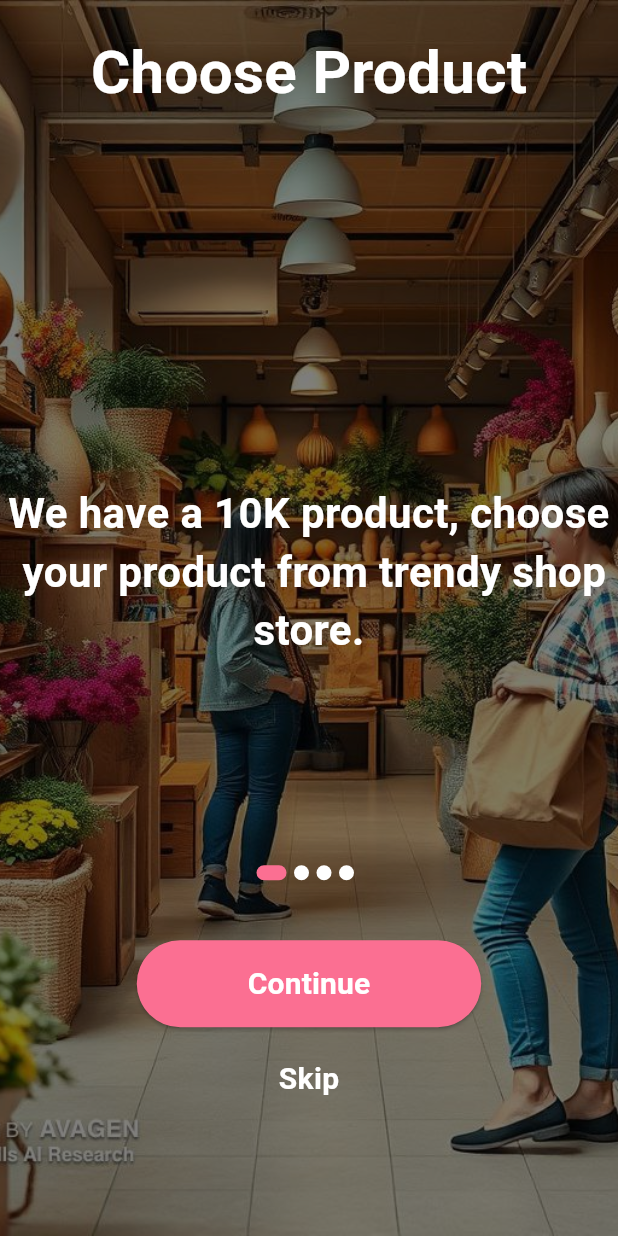
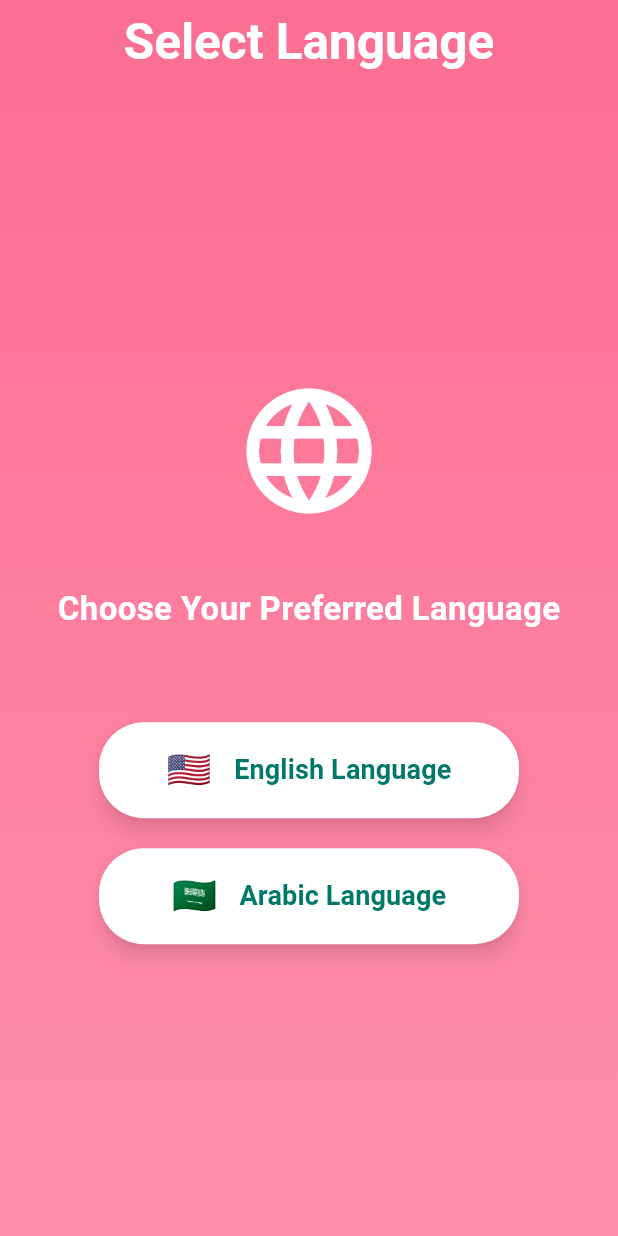
Before and after one commit to mahmoudashraf01/trendy_shop, a Flutter app: the screen it shows after launch, on a phone screen of 412 x 824 dp. Run offline on Flutter 3.47's test engine with Material 3 defaults, Android fonts, the phone set to English and light mode, and no system bars; our stand-ins replace get, shared_preferences.

Commit message:
adding language features

```diff
--- a/lib/core/constants/app_routers.dart
+++ b/lib/core/constants/app_routers.dart
@@ -1,3 +1,4 @@
 class AppRouters{
   static const String login = "/login";
+  static const String onBoarding = "/onBoarding";
 }
--- /dev/null
+++ b/lib/core/localization/translations.dart
@@ -0,0 +1,23 @@
+import 'package:get/get_navigation/src/root/internacionalization.dart';
+
+class AppTranslation extends Translations {
+  @override
+  Map<String, Map<String, String>> get keys => {
+    "ar": {
+      '1': 'اخنر المنتج',
+      '2': 'اختر اللغه',
+      '3': 'قم باختيار لغتك المفضله',
+      '4': 'اللغه العربيه',
+      '5': 'اللغه الانجليويه',
+      '6': 'تم اختيار اللغه العربيه',
+    },
+    "en": {
+      '1': 'Choose Product',
+      '2': 'Select Language',
+      '3': 'Choose Your Preferred Language',
+      '4': 'Arabic Language',
+      '5': 'English Language',
+      '6': 'Arabic selected',
+    },
+  };
+}
--- a/lib/main.dart
+++ b/lib/main.dart
@@ -1,8 +1,10 @@
 import 'package:flutter/material.dart';
-import 'package:get/get_navigation/src/root/get_material_app.dart';
+import 'package:get/get.dart';
+import 'package:trendy_shop/core/localization/change_local.dart';
+import 'package:trendy_shop/core/localization/translations.dart';
 import 'package:trendy_shop/core/services/services.dart';
 import 'package:trendy_shop/routes.dart';
-import 'package:trendy_shop/view/screens/choose_product_on_boarding_screen.dart';
+import 'package:trendy_shop/view/screens/language.dart';
 
 void main() async {
   WidgetsFlutterBinding.ensureInitialized();
@@ -16,10 +18,13 @@ class MyApp extends StatelessWidget {
   // This widget is the root of your application.
   @override
   Widget build(BuildContext context) {
+    LocalController localController = Get.put(LocalController());
     return GetMaterialApp(
+      locale: localController.intitlang,
+      translations: AppTranslation(),
       debugShowCheckedModeBanner: false,
       title: 'Trendy Shop App',
-      home: const PageBuilderOnBoardingScreen(),
+      home: const AppLangauge(),
       routes: routes,
     );
   }
--- a/lib/routes.dart
+++ b/lib/routes.dart
@@ -1,7 +1,9 @@
 import 'package:flutter/material.dart';
 import 'package:trendy_shop/core/constants/app_routers.dart';
 import 'package:trendy_shop/view/screens/auth/login_screen.dart';
+import 'package:trendy_shop/view/screens/on_boarding_screen.dart';
 
 Map<String, Widget Function(BuildContext)> routes = {
   AppRouters.login: (context) => const LoginScreen(),
+  AppRouters.onBoarding: (context) => const PageBuilderOnBoardingScreen(),
 };
--- a/lib/utils/styles/colors.dart
+++ b/lib/utils/styles/colors.dart
@@ -7,5 +7,7 @@ abstract class AppColors {
   static const Color grey = Colors.grey;
   static const Color perple =  Color.fromARGB(255, 101, 47, 176);
   static const Color appBordersColor =  Color(0xfffb6f92);
+  static const Color appBorderslighterColor =  Color(0xffff8fab);
+  static const Color appBordersmorelighterColor =  Color(0xffffe5ec);
   static const Color darkPerple =  Color.fromARGB(255, 48, 27, 78);
 }
--- /dev/null
+++ b/lib/view/screens/language.dart
@@ -0,0 +1,123 @@
+import 'package:flutter/material.dart';
+import 'package:get/get.dart';
+import 'package:trendy_shop/core/constants/app_routers.dart';
+import 'package:trendy_shop/core/localization/change_local.dart';
+import 'package:trendy_shop/utils/styles/colors.dart';
+import 'package:trendy_shop/utils/styles/text.dart';
+import 'package:trendy_shop/view/screens/on_boarding_screen.dart';
+
+class AppLangauge extends GetView<LocalController> {
+  const AppLangauge({super.key});
+
+  @override
+  Widget build(BuildContext context) {
+    return Scaffold(
+      appBar: AppBar(
+        title: Text('2'.tr, style: h3Bold),
+        centerTitle: true,
+        backgroundColor: AppColors.appBordersColor,
+        elevation: 0,
+      ),
+      body: Container(
+        decoration: BoxDecoration(
+          gradient: LinearGradient(
+            begin: Alignment.topCenter,
+            end: Alignment.bottomCenter,
+            colors: [
+              AppColors.appBordersColor,
+              AppColors.appBorderslighterColor,
+            ],
+          ),
+        ),
+        child: Center(
+          child: Column(
+            mainAxisAlignment: MainAxisAlignment.center,
+            children: [
+              const Icon(Icons.language, size: 100, color: Colors.white),
+              const SizedBox(height: 40),
+              Text(
+                '3'.tr,
+                style: TextStyle(
+                  fontSize: 22,
+                  fontWeight: FontWeight.bold,
+                  color: Colors.white,
+                ),
+              ),
+              const SizedBox(height: 60),
+              _buildLanguageButton(
+                context: context,
+                language: '5'.tr,
+                flag: '🇺🇸',
+                onPressed: () {
+                  controller.changeLang('en');
+                  ScaffoldMessenger.of(context).showSnackBar(
+                    SnackBar(
+                      content: Text(
+                        'English selected',
+                        style: title1Bold.copyWith(color: AppColors.black),
+                      ),
+                      backgroundColor: AppColors.appBordersmorelighterColor,
+                    ),
+                  );
+                  Get.toNamed(AppRouters.onBoarding);
+                },
+              ),
+              const SizedBox(height: 20),
+              _buildLanguageButton(
+                context: context,
+                language: '4'.tr,
+                flag: '🇸🇦',
+                onPressed: () {
+                  controller.changeLang('ar');
+                  ScaffoldMessenger.of(context).showSnackBar(
+                    SnackBar(
+                      content: Text(
+                        '6'.tr,
+                        style: title1Bold.copyWith(color: AppColors.black),
+                      ),
+                      backgroundColor: AppColors.appBordersmorelighterColor,
+                    ),
+                  );
+                  Get.toNamed(AppRouters.onBoarding);
+                },
+              ),
+            ],
+          ),
+        ),
+      ),
+    );
+  }
+
+  Widget _buildLanguageButton({
+    required BuildContext context,
+    required String language,
+    required String flag,
+    required VoidCallback onPressed,
+  }) {
+    return ElevatedButton(
+      onPressed: onPressed,
+      style: ElevatedButton.styleFrom(
+        backgroundColor: Colors.white,
+        foregroundColor: Colors.teal.shade700,
+        padding: const EdgeInsets.symmetric(horizontal: 40, vertical: 15),
+        shape: RoundedRectangleBorder(borderRadius: BorderRadius.circular(30)),
+        elevation: 5,
+        shadowColor: Colors.black54,
+      ),
+      child: Container(
+        width: 200,
+        child: Row(
+          mainAxisAlignment: MainAxisAlignment.center,
+          children: [
+            Text(flag, style: const TextStyle(fontSize: 24)),
+            const SizedBox(width: 15),
+            Text(
+              language,
+              style: const TextStyle(fontSize: 18, fontWeight: FontWeight.bold),
+            ),
+          ],
+        ),
+      ),
+    );
+  }
+}
--- a/lib/view/widgets/on_boarding/on_boarding_texts.dart
+++ b/lib/view/widgets/on_boarding/on_boarding_texts.dart
@@ -18,6 +18,8 @@ class OnBoardingTexts extends StatelessWidget {
             padding: EdgeInsets.only(
               top: MediaQuery.of(context).size.height * 0.3,
             ),
+            child: Padding(
+              padding: const EdgeInsets.all(8.0),
               child: Container(
                 width: double.infinity,
                 alignment: Alignment.center,
@@ -28,6 +30,7 @@ class OnBoardingTexts extends StatelessWidget {
                 ),
               ),
             ),
+          ),
         ],
       ),
     );
```
Also changed, not shown: lib/core/localization/change_local.dart (added, +30 -0 lines), lib/view/screens/on_boarding_screen.dart (renamed from lib/view/screens/choose_product_on_boarding_screen.dart). Lines whose indentation alone changed are shown as unchanged.
